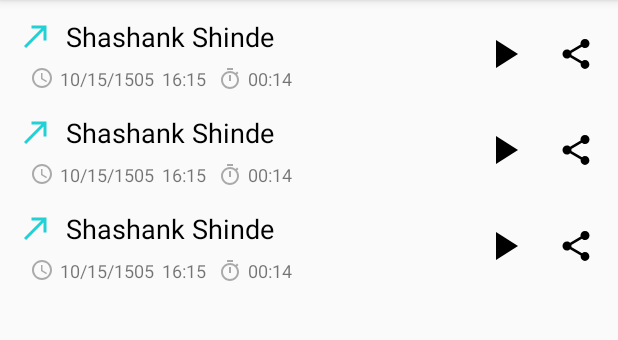
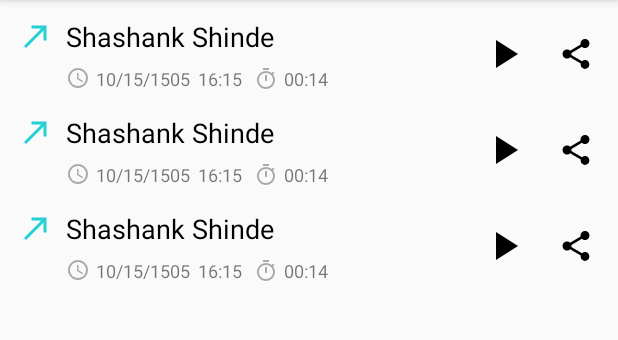
Before and after one commit to shashank-shinde/Call-Recorder, an Android app: the layout activity_main.xml on its own in the app's theme, with its tools: preview values and no code run, on a phone screen of 412 x 824 dp, the part 84-424 px from its top. Run offline under Robolectric (Android 15) with nearby library versions, the phone set to English and light mode, and no system bars.

Commit message:
Version 1 Pre-Alpha

```diff
--- a/app/src/main/java/com/sas_apps/callrecorder/activity/MainActivity.java
+++ b/app/src/main/java/com/sas_apps/callrecorder/activity/MainActivity.java
@@ -9,6 +9,7 @@ import android.net.Uri;
 import android.os.Environment;
 import android.support.v7.app.AppCompatActivity;
 import android.os.Bundle;
+import android.support.v7.widget.DividerItemDecoration;
 import android.support.v7.widget.LinearLayoutManager;
 import android.support.v7.widget.RecyclerView;
 import android.text.format.DateFormat;
@@ -27,6 +28,8 @@ import com.sas_apps.callrecorder.adaptor.RecordingsAdaptor;
 import com.sas_apps.callrecorder.receiver.MyReceiver;
 import com.sas_apps.callrecorder.record.CallRecord;
 import com.sas_apps.callrecorder.service.CallRecordService;
+
+import static android.support.v7.widget.LinearLayoutManager.VERTICAL;
 import static com.sas_apps.callrecorder.utils.Utils.*;
 
 
@@ -55,8 +58,9 @@ public class MainActivity extends AppCompatActivity implements Switch.OnCheckedC
                 .build();
         callRecord.changeReceiver(new MyReceiver(callRecord));
 
-
         RecyclerView.LayoutManager layoutManager = new LinearLayoutManager(this);
+        DividerItemDecoration dividerItemDecoration = new DividerItemDecoration(recyclerView.getContext(), DividerItemDecoration.VERTICAL);
+        recyclerView.addItemDecoration(dividerItemDecoration);
         recyclerView.setLayoutManager(layoutManager);
 
         MediaMetadataRetriever mmr = new MediaMetadataRetriever();
--- a/app/src/main/res/layout/list_item.xml
+++ b/app/src/main/res/layout/list_item.xml
@@ -39,6 +39,8 @@
         android:layout_marginEnd="8dp"
         android:layout_marginTop="8dp"
         android:padding="4dp"
+        android:clickable="true"
+        android:background="?attr/selectableItemBackground"
         app:layout_constraintBottom_toBottomOf="parent"
         app:layout_constraintEnd_toEndOf="parent"
         app:layout_constraintTop_toTopOf="parent"
@@ -51,7 +53,9 @@
         android:layout_marginBottom="8dp"
         android:layout_marginEnd="16dp"
         android:layout_marginTop="8dp"
+        android:clickable="true"
         app:layout_constraintBottom_toBottomOf="parent"
+        android:background="?attr/selectableItemBackground"
         app:layout_constraintEnd_toStartOf="@+id/image_send"
         app:layout_constraintTop_toTopOf="parent"
         app:srcCompat="@drawable/ic_play" />
@@ -61,12 +65,12 @@
         android:layout_width="16dp"
         android:layout_height="16dp"
         android:layout_marginBottom="8dp"
-        android:layout_marginStart="16dp"
+        android:layout_marginStart="40dp"
         android:layout_marginTop="8dp"
         app:layout_constraintBottom_toBottomOf="parent"
         app:layout_constraintStart_toStartOf="parent"
         app:layout_constraintTop_toBottomOf="@+id/image_callType"
-        app:layout_constraintVertical_bias="1.0"
+        app:layout_constraintVertical_bias="0.0"
         app:srcCompat="@drawable/ic_clock" />
 
     <TextView
```
Also changed, not shown: app/src/main/java/com/sas_apps/callrecorder/adaptor/RecordingsAdaptor.java (+3 -4 lines), app/src/main/java/com/sas_apps/callrecorder/utils/Utils.java (+7 -3 lines).
